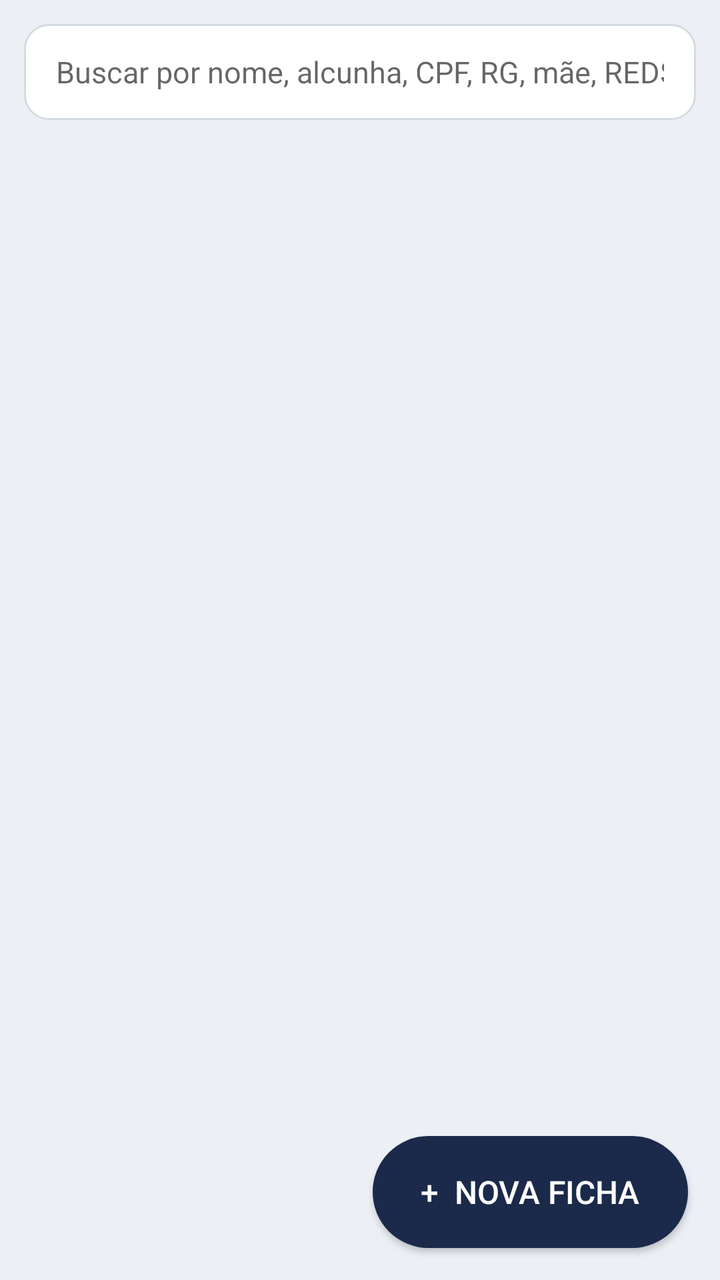
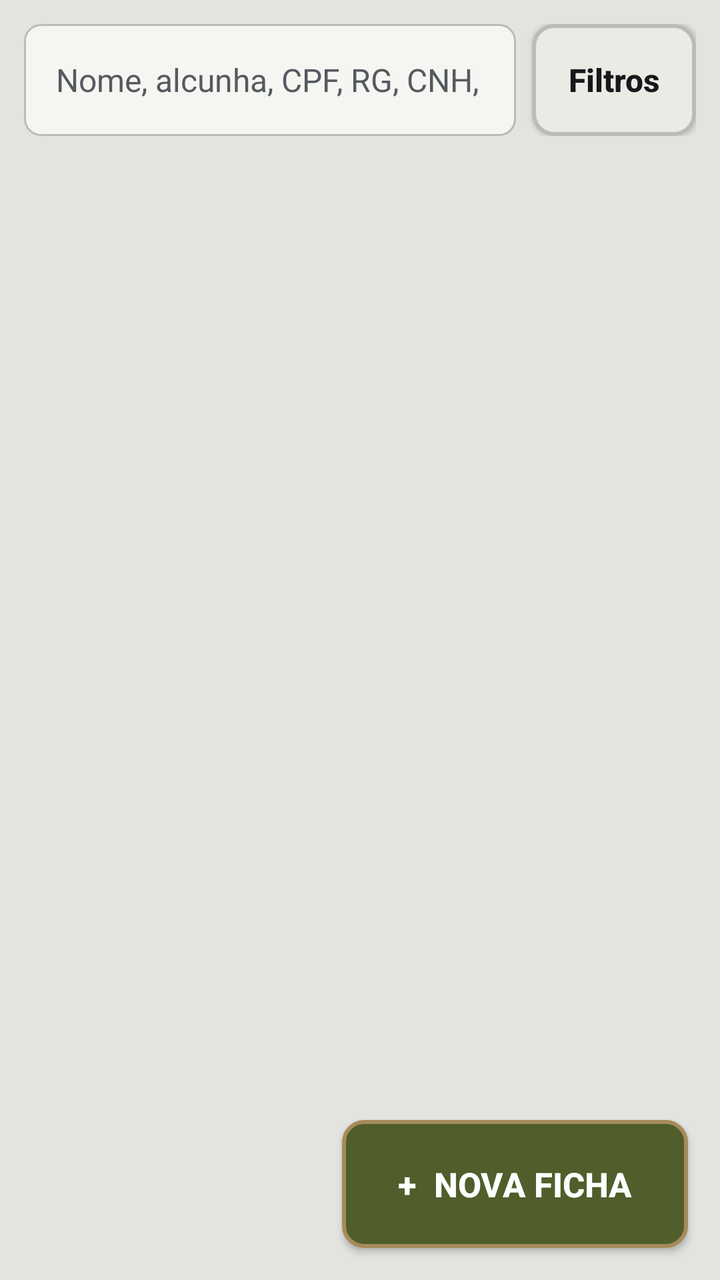

Two renders of the same Android screen: before a commit and after it. Below are the layout's source before the change and the commit's diff.
<!-- AndroidManifest.xml: application theme Tema -->
<!-- res/layout/activity_lista.xml -->
<?xml version="1.0" encoding="utf-8"?>
<FrameLayout xmlns:android="http://schemas.android.com/apk/res/android"
    android:layout_width="match_parent"
    android:layout_height="match_parent">

    <LinearLayout
        android:layout_width="match_parent"
        android:layout_height="match_parent"
        android:orientation="vertical">

        <EditText
            android:id="@+id/etBusca"
            android:layout_width="match_parent"
            android:layout_height="48dp"
            android:layout_margin="12dp"
            android:background="@drawable/bg_cartao"
            android:hint="Buscar por nome, alcunha, CPF, RG, mãe, REDS ou placa"
            android:importantForAutofill="no"
            android:inputType="textNoSuggestions"
            android:paddingStart="16dp"
            android:paddingEnd="16dp"
            android:textSize="15sp" />

        <TextView
            android:id="@+id/tvVazio"
            android:layout_width="match_parent"
            android:layout_height="wrap_content"
            android:layout_marginTop="32dp"
            android:gravity="center"
            android:textColor="@color/texto_suave"
            android:textSize="15sp"
            android:visibility="gone" />

        <ProgressBar
            android:id="@+id/progresso"
            android:layout_width="wrap_content"
            android:layout_height="wrap_content"
            android:layout_gravity="center_horizontal"
            android:layout_marginTop="24dp"
            android:visibility="gone" />

        <GridView
            android:id="@+id/grade"
            android:layout_width="match_parent"
            android:layout_height="0dp"
            android:layout_weight="1"
            android:clipToPadding="false"
            android:horizontalSpacing="10dp"
            android:numColumns="2"
            android:paddingStart="12dp"
            android:paddingEnd="12dp"
            android:paddingBottom="88dp"
            android:stretchMode="columnWidth"
            android:verticalSpacing="10dp" />
    </LinearLayout>

    <Button
        android:id="@+id/btnNova"
        android:layout_width="wrap_content"
        android:layout_height="56dp"
        android:layout_gravity="bottom|end"
        android:layout_margin="16dp"
        android:background="@drawable/bg_botao_novo"
        android:elevation="6dp"
        android:paddingStart="24dp"
        android:paddingEnd="24dp"
        android:text="+  Nova ficha"
        android:textColor="#FFFFFF"
        android:textSize="16sp" />
</FrameLayout>
<!-- resources referenced by this layout -->
<resources>
  <color name="texto_suave">#5B6475</color>
  <!-- drawable bg_botao_novo (drawable) -->
  <?xml version="1.0" encoding="utf-8"?>
  <ripple xmlns:android="http://schemas.android.com/apk/res/android" android:color="#33FFFFFF">
      <item>
          <shape android:shape="rectangle">
              <solid android:color="@color/primaria" />
              <corners android:radius="28dp" />
          </shape>
      </item>
  </ripple>
  <!-- drawable bg_cartao (drawable) -->
  <?xml version="1.0" encoding="utf-8"?>
  <shape xmlns:android="http://schemas.android.com/apk/res/android" android:shape="rectangle">
      <solid android:color="@color/cartao" />
      <stroke android:width="1dp" android:color="@color/borda" />
      <corners android:radius="12dp" />
  </shape>
  <style name="Tema" parent="android:Theme.Material.Light.DarkActionBar">
          <item name="android:colorPrimary">@color/primaria</item>
          <item name="android:colorPrimaryDark">@color/primaria_escura</item>
          <item name="android:colorAccent">@color/destaque</item>
          <item name="android:windowBackground">@color/fundo</item>
          <item name="android:textColorPrimary">@color/texto</item>
      </style>
  <color name="primaria">#1B2A4A</color>
  <color name="cartao">#FFFFFF</color>
  <color name="borda">#D5DAE3</color>
  <color name="primaria_escura">#111C33</color>
  <color name="destaque">#C9A227</color>
  <color name="fundo">#ECEFF4</color>
  <color name="texto">#1A1F2B</color>
</resources>

<!-- the commit's change to res/layout/activity_lista.xml (unified diff, before → after) -->
@@ -8,18 +8,58 @@
         android:layout_height="match_parent"
         android:orientation="vertical">
 
-        <EditText
-            android:id="@+id/etBusca"
+        
+        <TextView
+            android:id="@+id/tvSincronia"
             android:layout_width="match_parent"
-            android:layout_height="48dp"
+            android:layout_height="wrap_content"
+            android:background="@color/alerta"
+            android:gravity="center"
+            android:padding="8dp"
+            android:textColor="#101010"
+            android:textSize="14sp"
+            android:textStyle="bold"
+            android:visibility="gone" />
+
+        <LinearLayout
+            android:layout_width="match_parent"
+            android:layout_height="wrap_content"
             android:layout_margin="12dp"
-            android:background="@drawable/bg_cartao"
-            android:hint="Buscar por nome, alcunha, CPF, RG, mãe, REDS ou placa"
-            android:importantForAutofill="no"
-            android:inputType="textNoSuggestions"
-            android:paddingStart="16dp"
-            android:paddingEnd="16dp"
-            android:textSize="15sp" />
+            android:orientation="horizontal">
+
+            <EditText
+                android:id="@+id/etBusca"
+                android:layout_width="0dp"
+                android:layout_height="56dp"
+                android:layout_weight="1"
+                android:background="@drawable/bg_cartao"
+                android:hint="Nome, alcunha, CPF, RG, CNH, REDS, placa"
+                android:importantForAutofill="no"
+                android:inputType="textNoSuggestions"
+                android:paddingStart="16dp"
+                android:paddingEnd="16dp"
+                android:textColor="@color/texto"
+                android:textColorHint="@color/texto_suave"
+                android:textSize="16sp" />
+
+            <Button
+                android:id="@+id/btnFiltros"
+                style="@style/BotaoSecundario"
+                android:layout_marginStart="8dp"
+                android:text="Filtros" />
+        </LinearLayout>
+
+        <TextView
+            android:id="@+id/tvFiltros"
+            android:layout_width="match_parent"
+            android:layout_height="wrap_content"
+            android:layout_marginStart="14dp"
+            android:layout_marginEnd="14dp"
+            android:layout_marginBottom="6dp"
+            android:textColor="@color/coyote"
+            android:textSize="13sp"
+            android:textStyle="bold"
+            android:visibility="gone" />
 
         <TextView
             android:id="@+id/tvVazio"
@@ -28,7 +68,7 @@
             android:layout_marginTop="32dp"
             android:gravity="center"
             android:textColor="@color/texto_suave"
-            android:textSize="15sp"
+            android:textSize="16sp"
             android:visibility="gone" />
 
         <ProgressBar
@@ -49,22 +89,20 @@
             android:numColumns="2"
             android:paddingStart="12dp"
             android:paddingEnd="12dp"
-            android:paddingBottom="88dp"
+            android:paddingBottom="104dp"
             android:stretchMode="columnWidth"
             android:verticalSpacing="10dp" />
     </LinearLayout>
 
     <Button
         android:id="@+id/btnNova"
+        style="@style/BotaoTatico"
         android:layout_width="wrap_content"
-        android:layout_height="56dp"
+        android:layout_height="64dp"
         android:layout_gravity="bottom|end"
         android:layout_margin="16dp"
-        android:background="@drawable/bg_botao_novo"
         android:elevation="6dp"
-        android:paddingStart="24dp"
-        android:paddingEnd="24dp"
-        android:text="+  Nova ficha"
-        android:textColor="#FFFFFF"
-        android:textSize="16sp" />
+        android:paddingStart="28dp"
+        android:paddingEnd="28dp"
+        android:text="+  Nova ficha" />
 </FrameLayout>
<!-- resource entries referenced after the edit -->
@@ -1,36 +1,78 @@
 <!-- resources referenced by this layout -->
 <resources>
-  <color name="texto_suave">#5B6475</color>
+  <color name="alerta">#B26A00</color>
+  <color name="coyote">#A68B5B</color>
+  <color name="texto_suave">#555A5E</color>
   <!-- drawable bg_botao_novo (drawable) -->
   <?xml version="1.0" encoding="utf-8"?>
-  <ripple xmlns:android="http://schemas.android.com/apk/res/android" android:color="#33FFFFFF">
+  <ripple xmlns:android="http://schemas.android.com/apk/res/android" android:color="#44FFFFFF">
       <item>
           <shape android:shape="rectangle">
-              <solid android:color="@color/primaria" />
-              <corners android:radius="28dp" />
+              <solid android:color="@color/botao" />
+              <stroke android:width="2dp" android:color="@color/coyote" />
+              <corners android:radius="10dp" />
           </shape>
       </item>
   </ripple>
+  <style name="TemaBase" parent="android:Theme.Material.Light.DarkActionBar" />
   <!-- drawable bg_cartao (drawable) -->
   <?xml version="1.0" encoding="utf-8"?>
   <shape xmlns:android="http://schemas.android.com/apk/res/android" android:shape="rectangle">
       <solid android:color="@color/cartao" />
       <stroke android:width="1dp" android:color="@color/borda" />
-      <corners android:radius="12dp" />
+      <corners android:radius="8dp" />
   </shape>
-  <style name="Tema" parent="android:Theme.Material.Light.DarkActionBar">
+  <style name="BotaoSecundario">
+          <item name="android:layout_width">wrap_content</item>
+          <item name="android:layout_height">56dp</item>
+          <item name="android:minWidth">56dp</item>
+          <item name="android:background">@drawable/bg_botao_sec</item>
+          <item name="android:textColor">@color/texto</item>
+          <item name="android:textSize">16sp</item>
+          <item name="android:textStyle">bold</item>
+          <item name="android:textAllCaps">false</item>
+          <item name="android:paddingStart">18dp</item>
+          <item name="android:paddingEnd">18dp</item>
+      </style>
+  <style name="BotaoTatico">
+          <item name="android:layout_width">match_parent</item>
+          <item name="android:layout_height">60dp</item>
+          <item name="android:background">@drawable/bg_botao_novo</item>
+          <item name="android:textColor">#FFFFFF</item>
+          <item name="android:textSize">17sp</item>
+          <item name="android:textStyle">bold</item>
+          <item name="android:textAllCaps">true</item>
+      </style>
+  <style name="Tema" parent="TemaBase">
           <item name="android:colorPrimary">@color/primaria</item>
           <item name="android:colorPrimaryDark">@color/primaria_escura</item>
           <item name="android:colorAccent">@color/destaque</item>
           <item name="android:windowBackground">@color/fundo</item>
           <item name="android:textColorPrimary">@color/texto</item>
+          <item name="android:textColorSecondary">@color/texto_suave</item>
+          <item name="android:colorBackground">@color/fundo</item>
+          <item name="android:statusBarColor">@color/primaria_escura</item>
+          <item name="android:navigationBarColor">@color/primaria_escura</item>
       </style>
-  <color name="primaria">#1B2A4A</color>
-  <color name="cartao">#FFFFFF</color>
-  <color name="borda">#D5DAE3</color>
-  <color name="primaria_escura">#111C33</color>
-  <color name="destaque">#C9A227</color>
-  <color name="fundo">#ECEFF4</color>
-  <color name="texto">#1A1F2B</color>
+  <color name="primaria">#2B2F33</color>
+  <color name="cartao">#F5F5F2</color>
+  <color name="borda">#B9BCB7</color>
+  <!-- drawable bg_botao_sec (drawable) -->
+  <?xml version="1.0" encoding="utf-8"?>
+  <ripple xmlns:android="http://schemas.android.com/apk/res/android" android:color="#33888888">
+      <item>
+          <shape android:shape="rectangle">
+              <solid android:color="@color/campo_fundo" />
+              <stroke android:width="2dp" android:color="@color/borda" />
+              <corners android:radius="10dp" />
+          </shape>
+      </item>
+  </ripple>
+  <color name="primaria_escura">#1A1C1E</color>
+  <color name="destaque">#6B7A3A</color>
+  <color name="fundo">#E3E4E0</color>
+  <color name="campo_fundo">#EBEBE6</color>
+  <color name="botao">#4F5E2A</color>
+  <color name="texto">#16181A</color>
 </resources>
 
